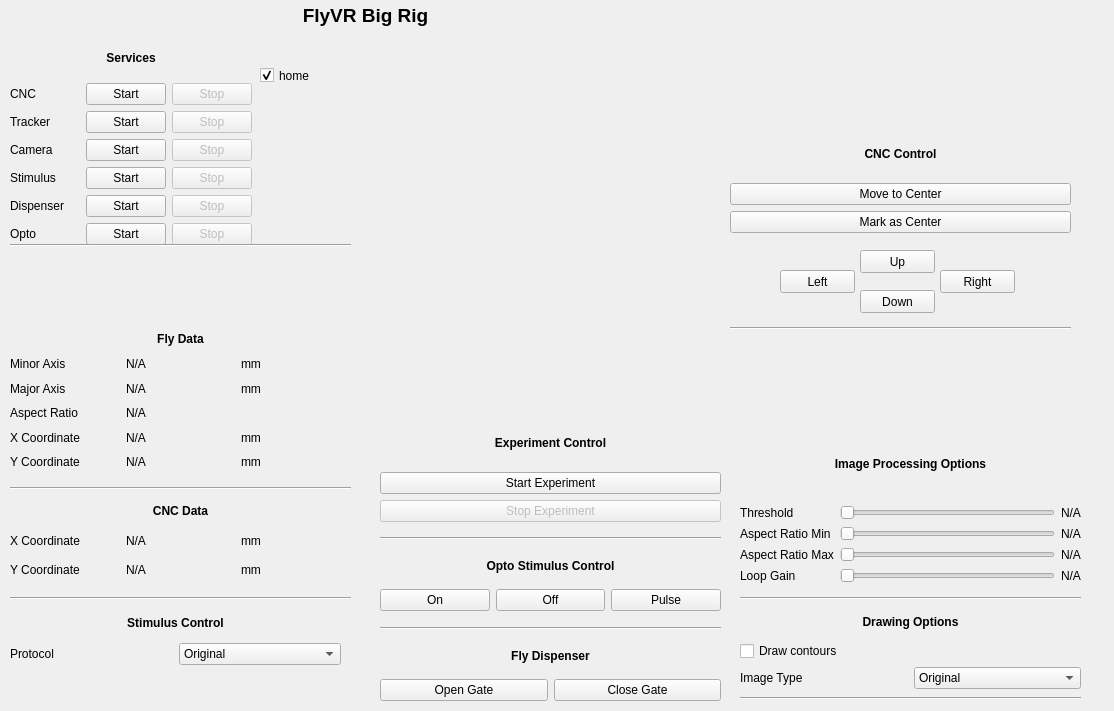
ClandininLab/flyvr, file qt/main.ui: the form before one commit.
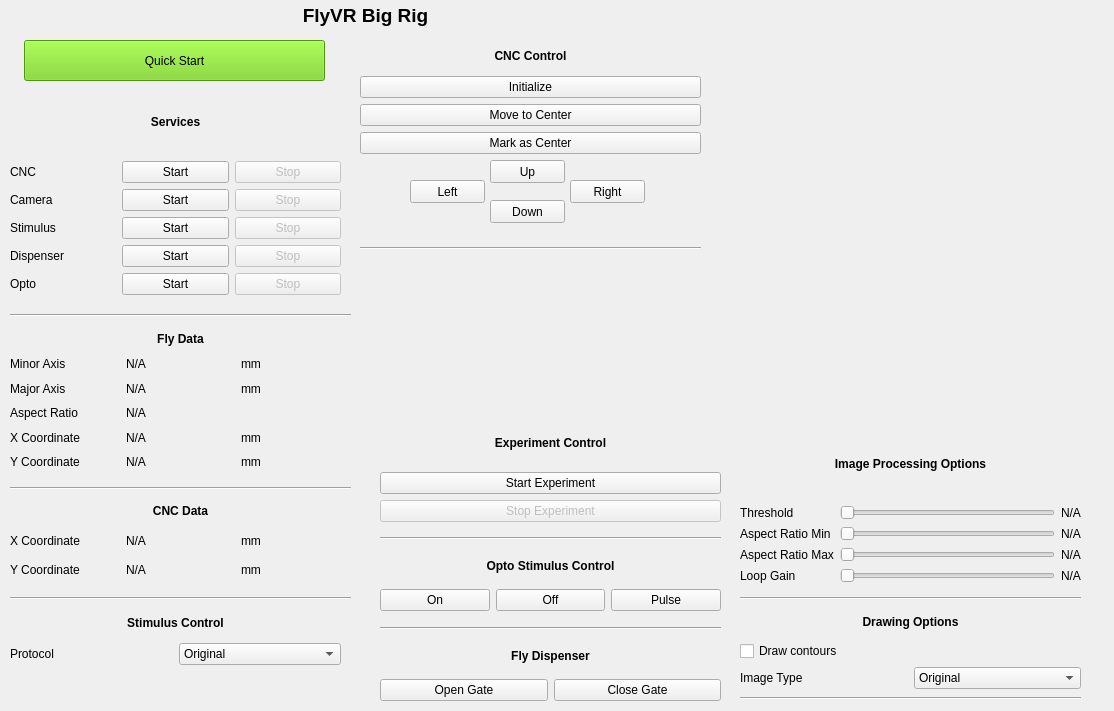
The form after the commit.

Commit message: gui work. cnc movement works. camera works.

```diff
--- a/qt/main.ui
+++ b/qt/main.ui
@@ -394,13 +394,13 @@
    <property name="geometry">
     <rect>
      <x>10</x>
-     <y>40</y>
-     <width>242</width>
+     <y>90</y>
+     <width>331</width>
      <height>205</height>
     </rect>
    </property>
    <layout class="QGridLayout" name="gridLayout_5">
-    <item row="6" column="2">
+    <item row="5" column="2">
      <widget class="QPushButton" name="opto_stop_button">
       <property name="enabled">
        <bool>false</bool>
@@ -410,7 +410,7 @@
       </property>
      </widget>
     </item>
-    <item row="4" column="2">
+    <item row="3" column="2">
      <widget class="QPushButton" name="stim_stop_button">
       <property name="enabled">
        <bool>false</bool>
@@ -420,7 +420,7 @@
       </property>
      </widget>
     </item>
-    <item row="6" column="1">
+    <item row="5" column="1">
      <widget class="QPushButton" name="opto_start_button">
       <property name="text">
        <string>Start</string>
@@ -434,7 +434,7 @@
       </property>
      </widget>
     </item>
-    <item row="5" column="2">
+    <item row="4" column="2">
      <widget class="QPushButton" name="dispenser_stop_button">
       <property name="enabled">
        <bool>false</bool>
@@ -444,7 +444,7 @@
       </property>
      </widget>
     </item>
-    <item row="5" column="0">
+    <item row="4" column="0">
      <widget class="QLabel" name="label_34">
       <property name="text">
        <string>Dispenser</string>
@@ -461,7 +461,7 @@
       </property>
      </widget>
     </item>
-    <item row="6" column="0">
+    <item row="5" column="0">
      <widget class="QLabel" name="label_45">
       <property name="text">
        <string>Opto</string>
@@ -478,7 +478,7 @@
       </property>
      </widget>
     </item>
-    <item row="3" column="2">
+    <item row="2" column="2">
      <widget class="QPushButton" name="camera_stop_button">
       <property name="enabled">
        <bool>false</bool>
@@ -495,85 +495,61 @@
       </property>
      </widget>
     </item>
-    <item row="3" column="1">
+    <item row="2" column="1">
      <widget class="QPushButton" name="camera_start_button">
       <property name="text">
        <string>Start</string>
       </property>
      </widget>
     </item>
-    <item row="5" column="1">
-     <widget class="QPushButton" name="dispenser_start_button">
-      <property name="text">
-       <string>Start</string>
-      </property>
-     </widget>
-    </item>
     <item row="4" column="1">
+     <widget class="QPushButton" name="dispenser_start_button">
+      <property name="text">
+       <string>Start</string>
+      </property>
+     </widget>
+    </item>
+    <item row="3" column="1">
      <widget class="QPushButton" name="stim_start_button">
       <property name="text">
        <string>Start</string>
       </property>
      </widget>
     </item>
-    <item row="3" column="0">
+    <item row="2" column="0">
      <widget class="QLabel" name="label_30">
       <property name="text">
        <string>Camera</string>
       </property>
      </widget>
     </item>
-    <item row="2" column="0">
-     <widget class="QLabel" name="label_33">
-      <property name="text">
-       <string>Tracker</string>
-      </property>
-     </widget>
-    </item>
-    <item row="4" column="0">
+    <item row="3" column="0">
      <widget class="QLabel" name="label_46">
       <property name="text">
        <string>Stimulus</string>
       </property>
      </widget>
     </item>
-    <item row="2" column="1">
-     <widget class="QPushButton" name="tracker_start_button">
-      <property name="text">
-       <string>Start</string>
-      </property>
-     </widget>
-    </item>
-    <item row="2" column="2">
-     <widget class="QPushButton" name="tracker_stop_button">
-      <property name="enabled">
-       <bool>false</bool>
-      </property>
-      <property name="text">
-       <string>Stop</string>
-      </property>
-     </widget>
-    </item>
    </layout>
   </widget>
   <widget class="QWidget" name="gridLayoutWidget_6">
    <property name="geometry">
     <rect>
-     <x>730</x>
-     <y>132</y>
+     <x>360</x>
+     <y>42</y>
      <width>341</width>
-     <height>101</height>
+     <height>112</height>
     </rect>
    </property>
    <layout class="QGridLayout" name="gridLayout_6">
-    <item row="3" column="0">
+    <item row="4" column="0">
      <widget class="QPushButton" name="cnc_mark_center_button">
       <property name="text">
        <string>Mark as Center</string>
       </property>
      </widget>
     </item>
-    <item row="2" column="0">
+    <item row="3" column="0">
      <widget class="QPushButton" name="cnc_move_center_button">
       <property name="text">
        <string>Move to Center</string>
@@ -590,13 +566,20 @@
       </property>
      </widget>
     </item>
+    <item row="2" column="0">
+     <widget class="QPushButton" name="cnc_initialize_button">
+      <property name="text">
+       <string>Initialize</string>
+      </property>
+     </widget>
+    </item>
    </layout>
   </widget>
   <widget class="QPushButton" name="cnc_up_button">
    <property name="geometry">
     <rect>
-     <x>860</x>
-     <y>250</y>
+     <x>490</x>
+     <y>160</y>
      <width>75</width>
      <height>23</height>
     </rect>
@@ -608,8 +591,8 @@
   <widget class="QPushButton" name="cnc_down_button">
    <property name="geometry">
     <rect>
-     <x>860</x>
-     <y>290</y>
+     <x>490</x>
+     <y>200</y>
      <width>75</width>
      <height>23</height>
     </rect>
@@ -621,8 +604,8 @@
   <widget class="QPushButton" name="cnc_left_button">
    <property name="geometry">
     <rect>
-     <x>780</x>
-     <y>270</y>
+     <x>410</x>
+     <y>180</y>
      <width>75</width>
      <height>23</height>
     </rect>
@@ -634,8 +617,8 @@
   <widget class="QPushButton" name="cnc_right_button">
    <property name="geometry">
     <rect>
-     <x>940</x>
-     <y>270</y>
+     <x>570</x>
+     <y>180</y>
      <width>75</width>
      <height>23</height>
     </rect>
@@ -725,8 +708,8 @@
   <widget class="Line" name="line_4">
    <property name="geometry">
     <rect>
-     <x>730</x>
-     <y>320</y>
+     <x>360</x>
+     <y>240</y>
      <width>341</width>
      <height>16</height>
     </rect>
@@ -739,7 +722,7 @@
    <property name="geometry">
     <rect>
      <x>10</x>
-     <y>230</y>
+     <y>300</y>
      <width>341</width>
      <height>31</height>
     </rect>
@@ -935,23 +918,20 @@
     <enum>Qt::Horizontal</enum>
    </property>
   </widget>
-  <widget class="QCheckBox" name="checkBox">
-   <property name="enabled">
-    <bool>true</bool>
-   </property>
+  <widget class="QPushButton" name="quick_start_button">
    <property name="geometry">
     <rect>
-     <x>260</x>
-     <y>60</y>
-     <width>81</width>
-     <height>31</height>
+     <x>24</x>
+     <y>40</y>
+     <width>301</width>
+     <height>41</height>
     </rect>
    </property>
+   <property name="styleSheet">
+    <string notr="true">background-color: rgb(115, 210, 22);</string>
+   </property>
    <property name="text">
-    <string>home</string>
-   </property>
-   <property name="checked">
-    <bool>true</bool>
+    <string>Quick Start</string>
    </property>
   </widget>
  </widget>
```
The commit also changes 5 other files.
